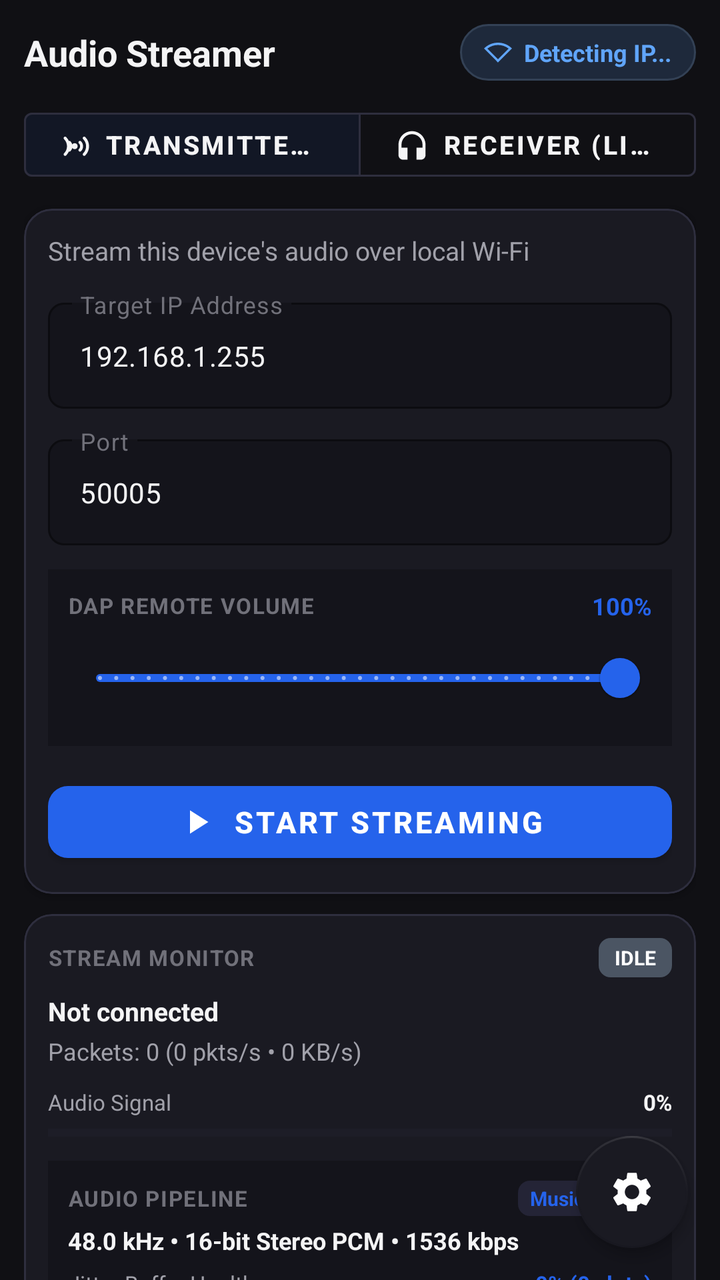
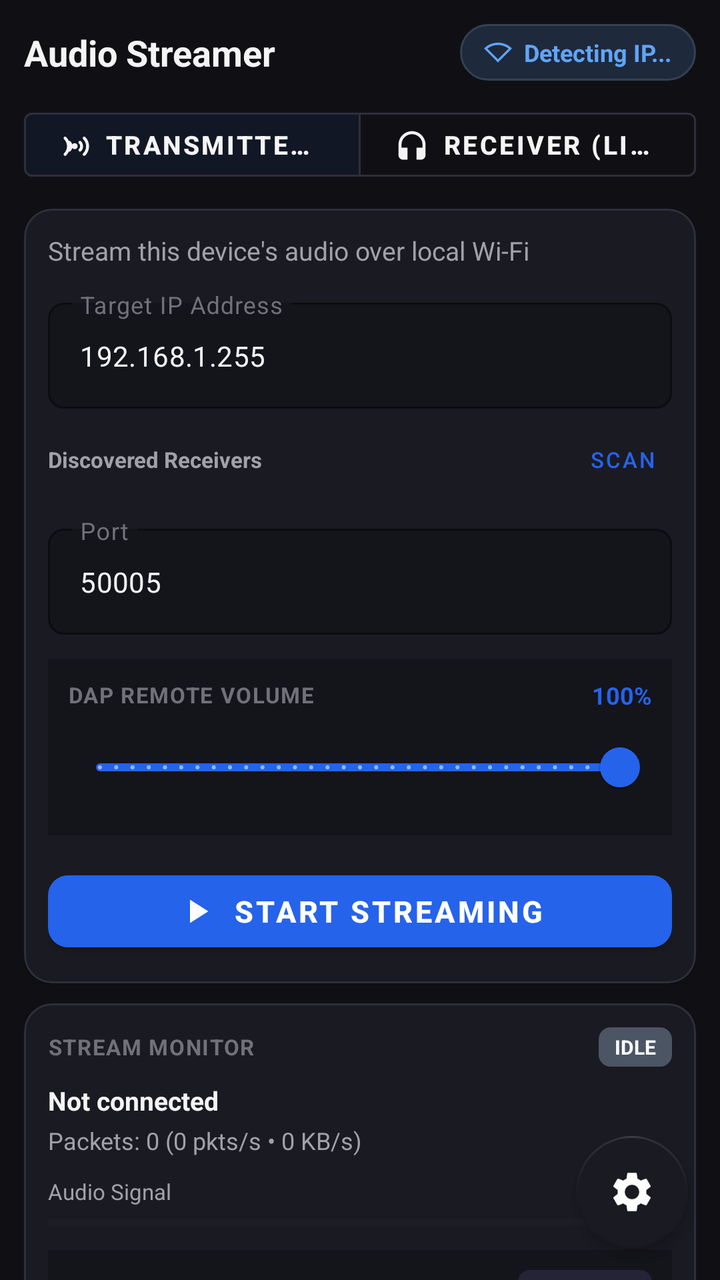

The first picture is an Android layout as it rendered before a commit; the second is the same layout after the commit. The layout source and the unified diff follow.
<!-- AndroidManifest.xml: application theme Theme.AudioStreamer -->
<!-- res/layout/activity_main.xml -->
<?xml version="1.0" encoding="utf-8"?>
<androidx.coordinatorlayout.widget.CoordinatorLayout
    xmlns:android="http://schemas.android.com/apk/res/android"
    xmlns:app="http://schemas.android.com/apk/res-auto"
    android:id="@+id/root_layout"
    android:layout_width="match_parent"
    android:layout_height="match_parent"
    android:fitsSystemWindows="true"
    android:background="@color/bg_screen">

    <ScrollView
        android:layout_width="match_parent"
        android:layout_height="match_parent"
        android:fillViewport="true"
        android:clipToPadding="false"
        android:paddingBottom="88dp"
        android:scrollbars="none">

        <LinearLayout
            android:layout_width="match_parent"
            android:layout_height="wrap_content"
            android:gravity="center_horizontal"
            android:orientation="vertical">

            <LinearLayout
                android:layout_width="match_parent"
                android:layout_height="wrap_content"
                android:maxWidth="@dimen/content_max_width"
                android:orientation="vertical"
                android:padding="@dimen/screen_padding">

                
                <LinearLayout
                    android:layout_width="match_parent"
                    android:layout_height="wrap_content"
                    android:orientation="horizontal"
                    android:gravity="center_vertical"
                    android:layout_marginBottom="@dimen/card_spacing">

                    <TextView
                        android:id="@+id/tv_title"
                        android:layout_width="0dp"
                        android:layout_height="wrap_content"
                        android:layout_weight="1"
                        android:text="@string/app_name"
                        android:textSize="@dimen/title_text_size"
                        android:textStyle="bold"
                        android:textColor="@color/text_primary" />

                    
                    <LinearLayout
                        android:id="@+id/layout_ip_pill"
                        android:layout_width="wrap_content"
                        android:layout_height="wrap_content"
                        android:orientation="horizontal"
                        android:gravity="center_vertical"
                        android:background="@drawable/bg_ip_pill"
                        android:paddingStart="12dp"
                        android:paddingEnd="12dp"
                        android:paddingTop="6dp"
                        android:paddingBottom="6dp"
                        android:clickable="true"
                        android:focusable="true">

                        <ImageView
                            android:layout_width="14dp"
                            android:layout_height="14dp"
                            android:src="@drawable/ic_wifi"
                            android:layout_marginEnd="6dp"
                            app:tint="@color/pill_text" />

                        <TextView
                            android:id="@+id/tv_header_ip"
                            android:layout_width="wrap_content"
                            android:layout_height="wrap_content"
                            android:text="Detecting IP..."
                            android:textSize="12sp"
                            android:textStyle="bold"
                            android:textColor="@color/pill_text" />
                    </LinearLayout>
                </LinearLayout>

                
                <com.google.android.material.button.MaterialButtonToggleGroup
                    android:id="@+id/toggle_mode_group"
                    android:layout_width="match_parent"
                    android:layout_height="@dimen/toggle_height"
                    android:layout_marginBottom="@dimen/card_spacing"
                    app:singleSelection="true"
                    app:selectionRequired="true"
                    app:checkedButton="@+id/btn_mode_transmitter">

                    <com.google.android.material.button.MaterialButton
                        android:id="@+id/btn_mode_transmitter"
                        style="?attr/materialButtonOutlinedStyle"
                        android:layout_width="0dp"
                        android:layout_height="match_parent"
                        android:layout_weight="1"
                        android:text="@string/mode_transmitter"
                        android:textSize="13sp"
                        android:textStyle="bold"
                        android:textColor="@color/text_primary"
                        app:strokeColor="@color/card_stroke"
                        app:icon="@drawable/ic_transmitter"
                        app:iconTint="@color/text_primary"
                        app:iconGravity="textStart"
                        app:iconPadding="6dp"
                        app:iconSize="18dp" />

                    <com.google.android.material.button.MaterialButton
                        android:id="@+id/btn_mode_receiver"
                        style="?attr/materialButtonOutlinedStyle"
                        android:layout_width="0dp"
                        android:layout_height="match_parent"
                        android:layout_weight="1"
                        android:text="@string/mode_receiver"
                        android:textSize="13sp"
                        android:textStyle="bold"
                        android:textColor="@color/text_primary"
                        app:strokeColor="@color/card_stroke"
                        app:icon="@drawable/ic_receiver"
                        app:iconTint="@color/text_primary"
                        app:iconGravity="textStart"
                        app:iconPadding="6dp"
                        app:iconSize="18dp" />
                </com.google.android.material.button.MaterialButtonToggleGroup>

                
                <com.google.android.material.card.MaterialCardView
                    android:id="@+id/card_config"
                    android:layout_width="match_parent"
                    android:layout_height="wrap_content"
                    android:layout_marginBottom="@dimen/card_spacing"
                    app:cardCornerRadius="14dp"
                    app:cardElevation="1dp"
                    app:strokeColor="@color/card_stroke"
                    app:strokeWidth="1dp"
                    app:cardBackgroundColor="@color/card_bg">

                    <LinearLayout
                        android:layout_width="match_parent"
                        android:layout_height="wrap_content"
                        android:orientation="vertical"
                        android:padding="@dimen/card_inner_padding">

                        <TextView
                            android:id="@+id/tv_mode_guide"
                            android:layout_width="match_parent"
                            android:layout_height="wrap_content"
                            android:text="Stream this device's audio over local Wi-Fi"
                            android:textSize="13sp"
                            android:textColor="@color/text_secondary"
                            android:layout_marginBottom="12dp" />

                        
                        <com.google.android.material.textfield.TextInputLayout
                            android:id="@+id/til_target_ip"
                            android:layout_width="match_parent"
                            android:layout_height="wrap_content"
                            android:layout_marginBottom="10dp"
                            android:hint="@string/target_ip_hint"
                            android:textColorHint="@color/text_hint"
                            app:hintTextColor="@color/primary"
                            app:boxBackgroundColor="@color/input_bg"
                            app:boxStrokeColor="@color/primary"
                            app:boxCornerRadiusBottomEnd="8dp"
                            app:boxCornerRadiusBottomStart="8dp"
                            app:boxCornerRadiusTopEnd="8dp"
                            app:boxCornerRadiusTopStart="8dp"
                            style="@style/Widget.MaterialComponents.TextInputLayout.OutlinedBox">

                            <com.google.android.material.textfield.TextInputEditText
                                android:id="@+id/et_target_ip"
                                android:layout_width="match_parent"
                                android:layout_height="wrap_content"
                                android:inputType="textUri"
                                android:textSize="14sp"
                                android:textColor="@color/text_primary"
                                android:textColorHint="@color/text_hint"
                                android:text="192.168.1.255" />
                        </com.google.android.material.textfield.TextInputLayout>

                        
                        <com.google.android.material.textfield.TextInputLayout
                            android:id="@+id/til_port"
                            android:layout_width="match_parent"
                            android:layout_height="wrap_content"
                            android:layout_marginBottom="12dp"
                            android:hint="@string/port_hint"
                            android:textColorHint="@color/text_hint"
                            app:hintTextColor="@color/primary"
                            app:boxBackgroundColor="@color/input_bg"
                            app:boxStrokeColor="@color/primary"
                            app:boxCornerRadiusBottomEnd="8dp"
                            app:boxCornerRadiusBottomStart="8dp"
                            app:boxCornerRadiusTopEnd="8dp"
                            app:boxCornerRadiusTopStart="8dp"
                            style="@style/Widget.MaterialComponents.TextInputLayout.OutlinedBox">

                            <com.google.android.material.textfield.TextInputEditText
                                android:id="@+id/et_port"
                                android:layout_width="match_parent"
                                android:layout_height="wrap_content"
                                android:inputType="number"
                                android:textSize="14sp"
                                android:textColor="@color/text_primary"
                                android:textColorHint="@color/text_hint"
                                android:text="50005" />
                        </com.google.android.material.textfield.TextInputLayout>

                        
                        <LinearLayout
                            android:id="@+id/layout_volume_control"
                            android:layout_width="match_parent"
                            android:layout_height="wrap_content"
                            android:orientation="vertical"
                            android:background="@color/input_bg"
                            android:padding="10dp"
                            android:layout_marginBottom="14dp">

                            <LinearLayout
                                android:layout_width="match_parent"
                                android:layout_height="wrap_content"
                                android:orientation="horizontal"
                                android:gravity="center_vertical"
                                android:layout_marginBottom="4dp">

                                <TextView
                                    android:layout_width="0dp"
                                    android:layout_height="wrap_content"
                                    android:layout_weight="1"
                                    android:text="DAP REMOTE VOLUME"
                                    android:textSize="11sp"
                                    android:textStyle="bold"
                                    android:textColor="@color/text_hint"
                                    android:letterSpacing="0.05" />

                                <TextView
                                    android:id="@+id/tv_remote_vol_label"
                                    android:layout_width="wrap_content"
                                    android:layout_height="wrap_content"
                                    android:text="100%"
                                    android:textSize="12sp"
                                    android:textStyle="bold"
                                    android:textColor="@color/primary" />
                            </LinearLayout>

                            
                            <com.google.android.material.slider.Slider
                                android:id="@+id/slider_remote_vol"
                                android:layout_width="match_parent"
                                android:layout_height="wrap_content"
                                android:valueFrom="0.0"
                                android:valueTo="100.0"
                                android:stepSize="1.0"
                                android:value="100.0"
                                app:thumbColor="@color/primary"
                                app:trackColorActive="@color/primary"
                                app:trackColorInactive="#2A2A38" />
                        </LinearLayout>

                        
                        <com.google.android.material.button.MaterialButton
                            android:id="@+id/btn_action"
                            android:layout_width="match_parent"
                            android:layout_height="@dimen/btn_height"
                            android:text="@string/start_stream"
                            android:textSize="15sp"
                            android:textStyle="bold"
                            android:textColor="@color/white"
                            app:cornerRadius="10dp"
                            app:icon="@drawable/ic_play"
                            app:iconTint="@color/white"
                            app:iconGravity="textStart"
                            app:iconPadding="8dp"
                            app:iconSize="20dp" />

                    </LinearLayout>
                </com.google.android.material.card.MaterialCardView>

                
                <com.google.android.material.card.MaterialCardView
                    android:id="@+id/card_telemetry"
                    android:layout_width="match_parent"
                    android:layout_height="wrap_content"
                    app:cardCornerRadius="14dp"
                    app:cardElevation="1dp"
                    app:strokeColor="@color/card_stroke"
                    app:strokeWidth="1dp"
                    app:cardBackgroundColor="@color/card_bg">

                    <LinearLayout
                        android:layout_width="match_parent"
                        android:layout_height="wrap_content"
                        android:orientation="vertical"
                        android:padding="@dimen/card_inner_padding">

                        
                        <LinearLayout
                            android:layout_width="match_parent"
                            android:layout_height="wrap_content"
                            android:orientation="horizontal"
                            android:gravity="center_vertical"
                            android:layout_marginBottom="8dp">

                            <TextView
                                android:layout_width="0dp"
                                android:layout_height="wrap_content"
                                android:layout_weight="1"
                                android:text="STREAM MONITOR"
                                android:textSize="11sp"
                                android:textStyle="bold"
                                android:textColor="@color/text_hint"
                                android:letterSpacing="0.05" />

                            <TextView
                                android:id="@+id/tv_badge_status"
                                android:layout_width="wrap_content"
                                android:layout_height="wrap_content"
                                android:text="IDLE"
                                android:textSize="10sp"
                                android:textStyle="bold"
                                android:paddingStart="8dp"
                                android:paddingEnd="8dp"
                                android:paddingTop="3dp"
                                android:paddingBottom="3dp"
                                android:textColor="@color/white"
                                android:background="@drawable/bg_badge"
                                android:backgroundTint="@color/status_gray" />
                        </LinearLayout>

                        
                        <TextView
                            android:id="@+id/tv_endpoint_info"
                            android:layout_width="match_parent"
                            android:layout_height="wrap_content"
                            android:text="Not connected"
                            android:textSize="13sp"
                            android:textStyle="bold"
                            android:textColor="@color/text_primary"
                            android:layout_marginBottom="3dp" />

                        
                        <TextView
                            android:id="@+id/tv_packets_stat"
                            android:layout_width="match_parent"
                            android:layout_height="wrap_content"
                            android:text="Packets: 0 (0 pkts/s • 0 KB/s)"
                            android:textSize="12sp"
                            android:textColor="@color/text_secondary"
                            android:layout_marginBottom="10dp" />

                        
                        <LinearLayout
                            android:layout_width="match_parent"
                            android:layout_height="wrap_content"
                            android:orientation="horizontal"
                            android:gravity="center_vertical"
                            android:layout_marginBottom="4dp">

                            <TextView
                                android:layout_width="0dp"
                                android:layout_height="wrap_content"
                                android:layout_weight="1"
                                android:text="Audio Signal"
                                android:textSize="11sp"
                                android:textColor="@color/text_secondary" />

                            <TextView
                                android:id="@+id/tv_audio_level_val"
                                android:layout_width="wrap_content"
                                android:layout_height="wrap_content"
                                android:text="0%"
                                android:textSize="11sp"
                                android:textStyle="bold"
                                android:textColor="@color/text_primary" />
                        </LinearLayout>

                        <ProgressBar
                            android:id="@+id/pb_audio_level"
                            style="?android:attr/progressBarStyleHorizontal"
                            android:layout_width="match_parent"
                            android:layout_height="@dimen/progress_height"
                            android:max="100"
                            android:progress="0"
                            android:progressBackgroundTint="#272732"
                            android:progressTint="@color/status_green"
                            android:layout_marginBottom="10dp" />

                        
                        <LinearLayout
                            android:id="@+id/layout_pipeline_details"
                            android:layout_width="match_parent"
                            android:layout_height="wrap_content"
                            android:orientation="vertical"
                            android:background="@color/input_bg"
                            android:padding="10dp"
                            android:layout_marginBottom="10dp">

                            <LinearLayout
                                android:layout_width="match_parent"
                                android:layout_height="wrap_content"
                                android:orientation="horizontal"
                                android:gravity="center_vertical"
                                android:layout_marginBottom="4dp">

                                <TextView
                                    android:layout_width="0dp"
                                    android:layout_height="wrap_content"
                                    android:layout_weight="1"
                                    android:text="AUDIO PIPELINE"
                                    android:textSize="11sp"
                                    android:textStyle="bold"
                                    android:textColor="@color/text_hint"
                                    android:letterSpacing="0.05" />

                                <TextView
                                    android:id="@+id/tv_pipeline_profile"
                                    android:layout_width="wrap_content"
                                    android:layout_height="wrap_content"
                                    android:text="Music Mode"
                                    android:textSize="10sp"
                                    android:textStyle="bold"
                                    android:paddingStart="6dp"
                                    android:paddingEnd="6dp"
                                    android:paddingTop="2dp"
                                    android:paddingBottom="2dp"
                                    android:textColor="@color/primary"
                                    android:background="@drawable/bg_badge"
                                    android:backgroundTint="#242436" />
                            </LinearLayout>

                            <TextView
                                android:id="@+id/tv_pipeline_format"
                                android:layout_width="match_parent"
                                android:layout_height="wrap_content"
                                android:text="48.0 kHz • 16-bit Stereo PCM • 1536 kbps"
                                android:textSize="12sp"
                                android:textStyle="bold"
                                android:textColor="@color/text_primary"
                                android:layout_marginBottom="6dp" />

                            <LinearLayout
                                android:layout_width="match_parent"
                                android:layout_height="wrap_content"
                                android:orientation="horizontal"
                                android:gravity="center_vertical"
                                android:layout_marginBottom="4dp">

                                <TextView
                                    android:layout_width="0dp"
                                    android:layout_height="wrap_content"
                                    android:layout_weight="1"
                                    android:text="Jitter Buffer Health"
                                    android:textSize="11sp"
                                    android:textColor="@color/text_secondary" />

                                <TextView
                                    android:id="@+id/tv_buffer_health_val"
                                    android:layout_width="wrap_content"
                                    android:layout_height="wrap_content"
                                    android:text="0% (0 slots)"
                                    android:textSize="11sp"
                                    android:textStyle="bold"
                                    android:textColor="@color/primary" />
                            </LinearLayout>

                            <ProgressBar
                                android:id="@+id/pb_buffer_health"
                                style="?android:attr/progressBarStyleHorizontal"
                                android:layout_width="match_parent"
                                android:layout_height="@dimen/progress_height"
                                android:max="100"
                                android:progress="0"
                                android:progressBackgroundTint="#272732"
                                android:progressTint="@color/primary" />
                        </LinearLayout>

                        
                        <TextView
                            android:id="@+id/tv_diagnostic_tip"
                            android:layout_width="match_parent"
                            android:layout_height="wrap_content"
                            android:text="Select mode and start streaming."
                            android:textSize="12sp"
                            android:textColor="@color/text_secondary"
                            android:lineSpacingMultiplier="1.15" />

                    </LinearLayout>
                </com.google.android.material.card.MaterialCardView>

            </LinearLayout>
        </LinearLayout>
    </ScrollView>

    
    <com.google.android.material.floatingactionbutton.FloatingActionButton
        android:id="@+id/fab_settings"
        android:layout_width="wrap_content"
        android:layout_height="wrap_content"
        android:layout_gravity="bottom|end"
        android:layout_marginEnd="16dp"
        android:layout_marginBottom="16dp"
        app:srcCompat="@drawable/ic_settings"
        app:tint="@color/white"
        app:backgroundTint="@color/card_bg"
        app:rippleColor="@color/primary"
        app:borderWidth="1dp"
        app:elevation="4dp"
        android:contentDescription="Settings" />

</androidx.coordinatorlayout.widget.CoordinatorLayout>
<!-- resources referenced by this layout -->
<resources>
  <color name="bg_screen">#101014</color>
  <color name="card_bg">#1A1A22</color>
  <color name="card_stroke">#2E2E3E</color>
  <color name="input_bg">#14141B</color>
  <color name="pill_text">#60A5FA</color>
  <color name="primary">#2563EB</color>
  <color name="status_gray">#4B5563</color>
  <color name="status_green">#10B981</color>
  <color name="text_hint">#71717A</color>
  <color name="text_primary">#F4F4F5</color>
  <color name="text_secondary">#A1A1AA</color>
  <color name="white">#FFFFFFFF</color>
  <dimen name="btn_height">48dp</dimen>
  <dimen name="card_inner_padding">12dp</dimen>
  <dimen name="card_spacing">10dp</dimen>
  <dimen name="content_max_width">520dp</dimen>
  <dimen name="progress_height">8dp</dimen>
  <dimen name="screen_padding">12dp</dimen>
  <dimen name="title_text_size">18sp</dimen>
  <dimen name="toggle_height">44dp</dimen>
  <!-- drawable bg_badge (drawable) -->
  <?xml version="1.0" encoding="utf-8"?>
  <shape xmlns:android="http://schemas.android.com/apk/res/android"
      android:shape="rectangle">
      <corners android:radius="6dp" />
      <solid android:color="#757575" />
  </shape>
  <!-- drawable bg_ip_pill (drawable) -->
  <?xml version="1.0" encoding="utf-8"?>
  <shape xmlns:android="http://schemas.android.com/apk/res/android"
      android:shape="rectangle">
      <corners android:radius="20dp" />
      <solid android:color="@color/pill_bg" />
      <stroke android:width="1dp" android:color="@color/pill_stroke" />
  </shape>
  <!-- drawable ic_play (drawable) -->
  <vector xmlns:android="http://schemas.android.com/apk/res/android"
      android:width="24dp"
      android:height="24dp"
      android:viewportWidth="24"
      android:viewportHeight="24">
      <path
          android:fillColor="#FFFFFFFF"
          android:pathData="M8,5v14l11,-7z"/>
  </vector>
  <!-- drawable ic_receiver (drawable) -->
  <vector xmlns:android="http://schemas.android.com/apk/res/android"
      android:width="24dp"
      android:height="24dp"
      android:viewportWidth="24"
      android:viewportHeight="24">
      <path
          android:fillColor="#FFFFFFFF"
          android:pathData="M12,3c-4.97,0 -9,4.03 -9,9v7c0,1.66 1.34,3 3,3h3v-8L5,14v-2c0,-3.87 3.13,-7 7,-7s7,3.13 7,7v2l-4,0v8h3c1.66,0 3,-1.34 3,-3v-7c0,-4.97 -4.03,-9 -9,-9z"/>
  </vector>
  <!-- drawable ic_wifi (drawable) -->
  <vector xmlns:android="http://schemas.android.com/apk/res/android"
      android:width="24dp"
      android:height="24dp"
      android:viewportWidth="24"
      android:viewportHeight="24">
      <path
          android:fillColor="#FF1976D2"
          android:pathData="M12,4C7.31,4 3.07,5.9 0,8.98L12,21 24,8.98C20.93,5.9 16.69,4 12,4zM2.92,9.07C5.51,7.08 8.67,6 12,6s6.49,1.08 9.08,3.07L12,18.17 2.92,9.07z"/>
  </vector>
  <string name="app_name">Audio Streamer</string>
  <string name="mode_receiver">Receiver (Listen)</string>
  <string name="mode_transmitter">Transmitter (Send)</string>
  <string name="port_hint">Port</string>
  <string name="start_stream">Start Streaming</string>
  <string name="target_ip_hint">Target IP Address</string>
  <style name="Theme.AudioStreamer" parent="Theme.MaterialComponents.NoActionBar">
          <item name="colorPrimary">@color/primary</item>
          <item name="colorPrimaryVariant">@color/primary_variant</item>
          <item name="colorOnPrimary">@color/white</item>
          <item name="colorSecondary">@color/secondary</item>
          <item name="colorSecondaryVariant">@color/secondary_variant</item>
          <item name="colorOnSecondary">@color/white</item>
          <item name="android:windowBackground">@color/bg_screen</item>
          <item name="android:statusBarColor">@color/bg_screen</item>
          <item name="android:navigationBarColor">@color/bg_screen</item>
          <item name="android:windowLightStatusBar">false</item>
      </style>
  <color name="pill_bg">#1E293B</color>
  <color name="pill_stroke">#334155</color>
  <color name="primary_variant">#1D4ED8</color>
  <color name="secondary">#0D9488</color>
  <color name="secondary_variant">#0F766E</color>
  <!-- unchanged entries left out for length: 2 -->
</resources>

<!-- the commit's change to res/layout/activity_main.xml (unified diff, before → after) -->
@@ -181,6 +181,62 @@
                         </com.google.android.material.textfield.TextInputLayout>
 
                         
+                        <LinearLayout
+                            android:id="@+id/layout_discovery"
+                            android:layout_width="match_parent"
+                            android:layout_height="wrap_content"
+                            android:orientation="vertical"
+                            android:layout_marginBottom="10dp"
+                            android:visibility="visible">
+
+                            <LinearLayout
+                                android:layout_width="match_parent"
+                                android:layout_height="wrap_content"
+                                android:orientation="horizontal"
+                                android:gravity="center_vertical"
+                                android:layout_marginBottom="4dp">
+
+                                <TextView
+                                    android:id="@+id/tv_discovery_title"
+                                    android:layout_width="0dp"
+                                    android:layout_height="wrap_content"
+                                    android:layout_weight="1"
+                                    android:text="Discovered Receivers"
+                                    android:textSize="11sp"
+                                    android:textStyle="bold"
+                                    android:textColor="@color/text_secondary" />
+
+                                <com.google.android.material.button.MaterialButton
+                                    android:id="@+id/btn_scan_receivers"
+                                    style="@style/Widget.MaterialComponents.Button.TextButton"
+                                    android:layout_width="wrap_content"
+                                    android:layout_height="wrap_content"
+                                    android:minHeight="0dp"
+                                    android:minWidth="0dp"
+                                    android:paddingLeft="8dp"
+                                    android:paddingRight="8dp"
+                                    android:paddingTop="2dp"
+                                    android:paddingBottom="2dp"
+                                    android:textSize="11sp"
+                                    android:textColor="@color/primary"
+                                    android:text="Scan" />
+                            </LinearLayout>
+
+                            <HorizontalScrollView
+                                android:layout_width="match_parent"
+                                android:layout_height="wrap_content"
+                                android:scrollbars="none">
+
+                                <com.google.android.material.chip.ChipGroup
+                                    android:id="@+id/chip_group_receivers"
+                                    android:layout_width="wrap_content"
+                                    android:layout_height="wrap_content"
+                                    app:singleSelection="true"
+                                    app:singleLine="true" />
+                            </HorizontalScrollView>
+                        </LinearLayout>
+
+                        
                         <com.google.android.material.textfield.TextInputLayout
                             android:id="@+id/til_port"
                             android:layout_width="match_parent"
